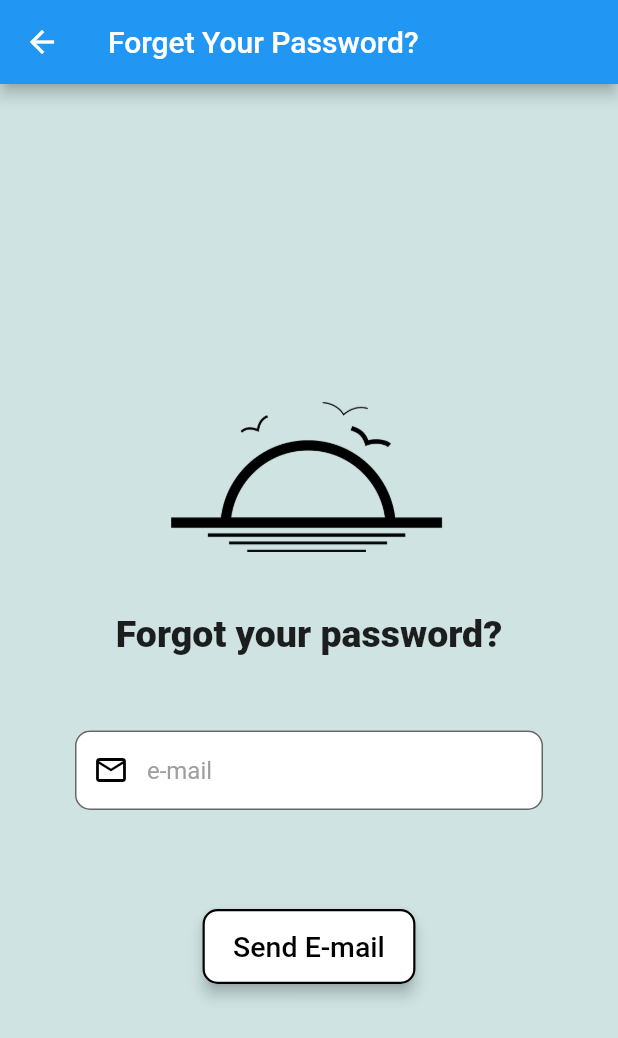
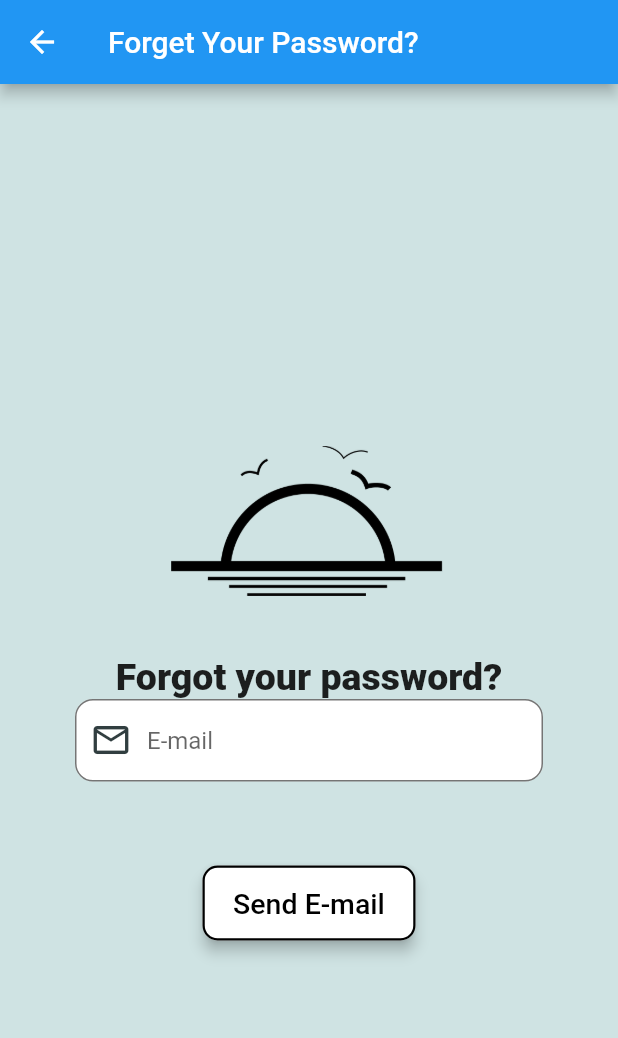
Before and after one commit to Aspendas/aurora, a Flutter app: the PasswrScreen screen opened by its route, on a phone screen of 412 x 824 dp. Shown: the top 1038 px of the screen. Run offline on Flutter 3.47's test engine with Material 2 defaults, Android fonts, the phone set to English and light mode, and no system bars; our stand-ins replace firebase_auth, firebase_core, material_design_icons_flutter; accounts and stored records are empty.

Commit message:
Add password reset mail

```diff
--- a/lib/screens/auth/passw_res.dart
+++ b/lib/screens/auth/passw_res.dart
@@ -1,7 +1,7 @@
-import 'package:firebase_auth/firebase_auth.dart';
 import 'package:flutter/material.dart';
 import 'log_screen.dart';
 import 'package:aurora/widgets.dart';
+import 'package:aurora/services/auth.dart';
 
 class PasswrScreen extends StatefulWidget {
   static const String id = 'passwr_screen';
@@ -11,6 +11,19 @@ class PasswrScreen extends StatefulWidget {
 }
 
 class PasswrScreenState extends State<PasswrScreen> {
+  late final TextEditingController _email;
+
+  void initState() {
+    _email = TextEditingController();
+    super.initState();
+  }
+
+  @override
+  void dispose() {
+    _email.dispose();
+    super.dispose();
+  }
+
   @override
   Widget build(BuildContext context) {
     return Scaffold(
@@ -37,14 +50,35 @@ class PasswrScreenState extends State<PasswrScreen> {
                 textAlign: TextAlign.center,
                 style: TextStyle(fontSize: 25, fontWeight: FontWeight.w900),
               ),
-              InputField(
-                hinttext: "e-mail",
-                iconl: const Icon(
-                  Icons.email_outlined,
-                  color: Colors.black,
+              TextField(
+                controller: _email,
+                keyboardType: TextInputType.emailAddress,
+                enableSuggestions: false,
+                autocorrect: false,
+                decoration: const InputDecoration(
+                  contentPadding:
+                      EdgeInsets.symmetric(vertical: 18, horizontal: 4),
+                  hintText: "E-mail",
+                  fillColor: Colors.white,
+                  filled: true,
+                  prefixIcon: Icon(
+                    Icons.email_outlined,
+                    size: 28,
+                    color: Color.fromRGBO(49, 62, 64, 1),
+                  ),
+                  border: OutlineInputBorder(
+                    borderRadius: BorderRadius.all(
+                      Radius.circular(12.0),
+                    ),
+                    borderSide: BorderSide(width: 1),
+                  ),
+                  enabledBorder: OutlineInputBorder(
+                    borderRadius: BorderRadius.all(
+                      Radius.circular(12.0),
+                    ),
+                    borderSide: BorderSide(width: 1, color: Colors.black54),
+                  ),
                 ),
-                passw: false,
-                paddings: const EdgeInsets.fromLTRB(0, 50, 0, 10),
               ),
               const SizedBox(height: 40),
               RoundedButton(
@@ -53,14 +87,7 @@ class PasswrScreenState extends State<PasswrScreen> {
                 paddings:
                     const EdgeInsets.symmetric(vertical: 16.0, horizontal: 85),
                 onPress: () {
-                  Navigator.push(
-                    context,
-                    MaterialPageRoute(
-                      builder: (context) {
-                        return MailCheckScreen();
-                      },
-                    ),
-                  );
+                  AuthService().resetPassword(_email.text, context);
                 },
               ),
             ],
```
Also changed, not shown: lib/services/auth.dart (+26 -1 lines).
